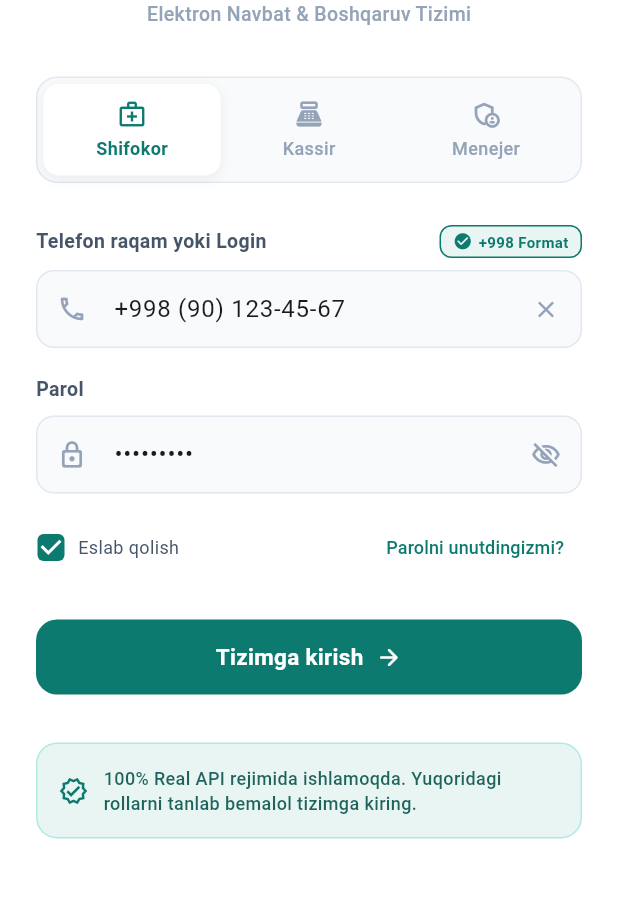
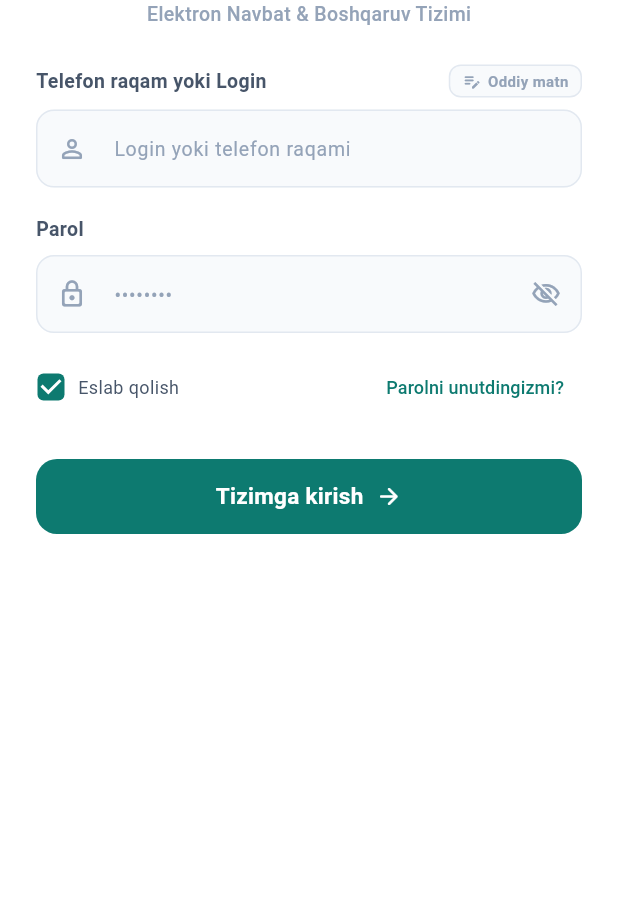
Before and after one commit to wisperwindoxas/klinikalar_crm, a Flutter app: the screen it shows after launch, on a phone screen of 412 x 824 dp, the part 276-1174 px from its top. Run offline on Flutter 3.47's test engine with Material 3 defaults, Android fonts, the light colour scheme and no system bars; our stand-ins replace shared_preferences; accounts and stored records are empty.

Commit message:
fix(auth): user panel va mobil ilovadan demo knopkalarni olib tashlash, xodimlarning login va parolini kiritishni to'liq moslashtirish

```diff
--- a/mobile_app/lib/core/constants/api_constants.dart
+++ b/mobile_app/lib/core/constants/api_constants.dart
@@ -13,7 +13,12 @@ class ApiConstants {
     final prefs = await SharedPreferences.getInstance();
     final savedUrl = prefs.getString('custom_server_url');
     if (savedUrl != null && savedUrl.isNotEmpty) {
-      baseUrl = savedUrl;
+      if (!kIsWeb && (savedUrl.contains('localhost') || savedUrl.contains('127.0.0.1'))) {
+        baseUrl = 'http://192.168.1.7:5001/api/v1';
+        await prefs.setString('custom_server_url', baseUrl);
+      } else {
+        baseUrl = savedUrl;
+      }
     }
   }
 
--- a/mobile_app/lib/screens/auth/login_screen.dart
+++ b/mobile_app/lib/screens/auth/login_screen.dart
@@ -16,27 +16,17 @@ class LoginScreen extends StatefulWidget {
 
 class _LoginScreenState extends State<LoginScreen> {
   final _formKey = GlobalKey<FormState>();
-  final _phoneController = TextEditingController(text: '+998 (90) 123-45-67');
-  final _passwordController = TextEditingController(text: 'doctor123');
+  final _phoneController = TextEditingController();
+  final _passwordController = TextEditingController();
   bool _obscurePassword = true;
   bool _isLoading = false;
-  bool _autoFormatPhone = true;
-  String _selectedRole = 'DOCTOR'; // DOCTOR, CASHIER, MANAGER
+  bool _autoFormatPhone = false; // Default to false so alphanumeric logins work immediately
 
-  void _selectRole(String role) {
-    setState(() {
-      _selectedRole = role;
-      if (role == 'DOCTOR') {
-        _phoneController.text = _autoFormatPhone ? '+998 (90) 123-45-67' : '998901234567';
-        _passwordController.text = 'doctor123';
-      } else if (role == 'CASHIER') {
-        _phoneController.text = _autoFormatPhone ? '+998 (93) 555-44-33' : '998935554433';
-        _passwordController.text = 'kassir123';
-      } else {
-        _phoneController.text = _autoFormatPhone ? '+998 (90) 123-45-67' : '998901234567';
-        _passwordController.text = 'admin123';
-      }
-    });
+  @override
+  void dispose() {
+    _phoneController.dispose();
+    _passwordController.dispose();
+    super.dispose();
   }
 
   Future<void> _handleLogin() async {
@@ -68,14 +58,11 @@ class _LoginScreenState extends State<LoginScreen> {
         SnackBar(
           content: Text(result['message'] ?? 'Login yoki parol noto‘g‘ri'),
           backgroundColor: AppColors.error,
-          duration: const Duration(seconds: 6),
+          duration: const Duration(seconds: 7),
           action: SnackBarAction(
-            label: 'Demo kirish',
+            label: 'Server IP',
             textColor: Colors.white,
-            onPressed: () async {
-              await AuthService().switchDemoRole(_selectedRole);
-              if (mounted) _navigateToRole();
-            },
+            onPressed: _showServerConfigDialog,
           ),
         ),
       );
@@ -207,25 +194,7 @@ class _LoginScreenState extends State<LoginScreen> {
                   ),
                 ),
               ),
-              const SizedBox(height: 32),
-
-              // Role Selector Chips
-              Container(
-                padding: const EdgeInsets.all(4),
-                decoration: BoxDecoration(
-                  color: AppColors.background,
-                  borderRadius: BorderRadius.circular(14),
-                  border: Border.all(color: AppColors.border),
-                ),
-                child: Row(
-                  children: [
-                    _buildRoleTab('DOCTOR', 'Shifokor', Icons.medical_services_outlined),
-                    _buildRoleTab('CASHIER', 'Kassir', Icons.point_of_sale_outlined),
-                    _buildRoleTab('MANAGER', 'Menejer', Icons.admin_panel_settings_outlined),
-                  ],
-                ),
-              ),
-              const SizedBox(height: 28),
+              const SizedBox(height: 24),
 
               // Form
               Form(
@@ -295,8 +264,12 @@ class _LoginScreenState extends State<LoginScreen> {
                       keyboardType: _autoFormatPhone ? TextInputType.phone : TextInputType.text,
                       inputFormatters: _autoFormatPhone ? [const UzbekPhoneInputFormatter()] : [],
                       decoration: InputDecoration(
-                        prefixIcon: const Icon(Icons.phone_outlined, size: 20, color: AppColors.textMuted),
-                        hintText: _autoFormatPhone ? '+998 (90) 123-45-67' : 'Telefon yoki login',
+                        prefixIcon: Icon(
+                          _autoFormatPhone ? Icons.phone_outlined : Icons.person_outline_rounded,
+                          size: 20,
+                          color: AppColors.textMuted,
+                        ),
+                        hintText: _autoFormatPhone ? '+998 (90) 123-45-67' : 'Login yoki telefon raqami',
                         suffixIcon: _phoneController.text.isNotEmpty
                             ? IconButton(
                                 icon: const Icon(Icons.clear, size: 18, color: AppColors.textMuted),
@@ -390,76 +363,7 @@ class _LoginScreenState extends State<LoginScreen> {
                 ),
               ),
 
-              const SizedBox(height: 32),
-              // Direct Demo Quick Fill Info
-              Container(
-                padding: const EdgeInsets.all(14),
-                decoration: BoxDecoration(
-                  color: AppColors.mintLight,
-                  borderRadius: BorderRadius.circular(14),
-                  border: Border.all(color: AppColors.mint.withOpacity(0.3)),
-                ),
-                child: Row(
-                  children: [
-                    const Icon(Icons.verified_outlined, color: AppColors.primary, size: 20),
-                    const SizedBox(width: 10),
-                    Expanded(
-                      child: Text(
-                        '100% Real API rejimida ishlamoqda. Yuqoridagi rollarni tanlab bemalol tizimga kiring.',
-                        style: TextStyle(
-                          fontSize: 12,
-                          color: AppColors.primaryDark.withOpacity(0.9),
-                          fontWeight: FontWeight.w500,
-                        ),
-                      ),
-                    ),
-                  ],
-                ),
-              ),
-              const SizedBox(height: 20),
-            ],
-          ),
-        ),
-      ),
-    );
-  }
-
-  Widget _buildRoleTab(String role, String title, IconData icon) {
-    final isSelected = _selectedRole == role;
-    return Expanded(
-      child: GestureDetector(
-        onTap: () => _selectRole(role),
-        child: Container(
-          padding: const EdgeInsets.symmetric(vertical: 10),
-          decoration: BoxDecoration(
-            color: isSelected ? Colors.white : Colors.transparent,
-            borderRadius: BorderRadius.circular(10),
-            boxShadow: isSelected
-                ? [
-                    BoxShadow(
-                      color: Colors.black.withOpacity(0.06),
-                      blurRadius: 6,
-                      offset: const Offset(0, 2),
-                    ),
-                  ]
-                : null,
-          ),
-          child: Column(
-            children: [
-              Icon(
-                icon,
-                size: 20,
-                color: isSelected ? AppColors.primary : AppColors.textMuted,
-              ),
-              const SizedBox(height: 4),
-              Text(
-                title,
-                style: TextStyle(
-                  fontSize: 12,
-                  fontWeight: isSelected ? FontWeight.bold : FontWeight.w500,
-                  color: isSelected ? AppColors.primary : AppColors.textMuted,
-                ),
-              ),
+              const SizedBox(height: 24),
             ],
           ),
         ),
```
Also changed, not shown: mobile_app/lib/services/api_service.dart (+19 -3 lines), 1 other file.
